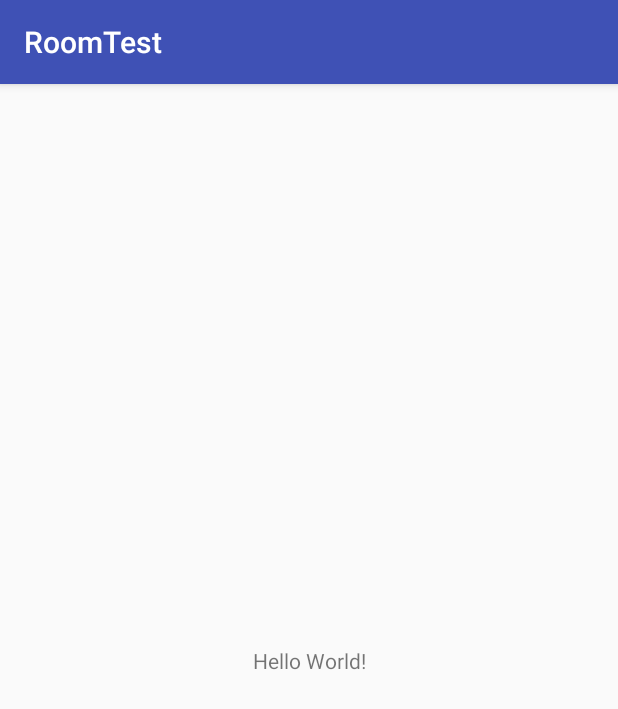
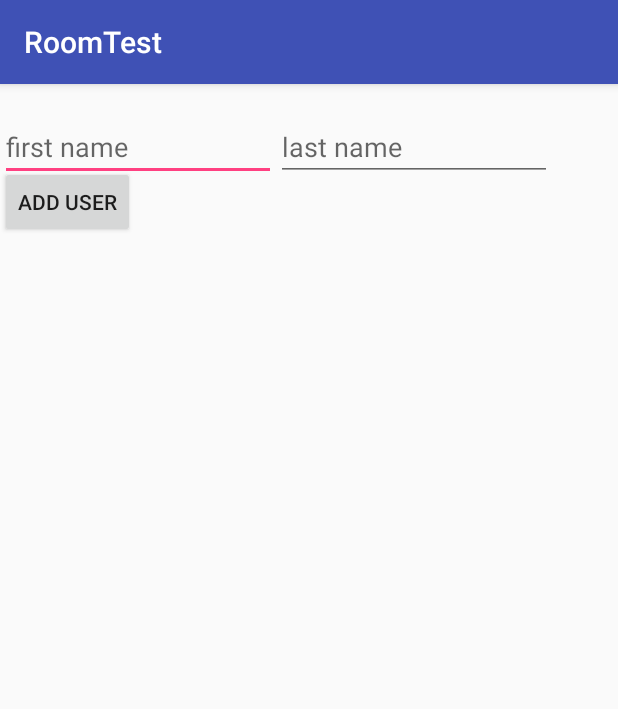
Before and after one commit to chatterton/persistence-testing, an Android app: the screen it shows after launch (MainActivity), on a phone screen of 412 x 824 dp. Shown: the top 709 px of the screen. Run offline under Robolectric (Android 15) with nearby library versions, the phone set to English and light mode, and no system bars; our stand-ins replace Dagger/Hilt's generated code, Room's generated code.

Commit message:
persist user entries using room

```diff
--- a/RoomTest/app/src/main/java/jc/testing/roomtest/persistence/RoomTestDatabase.java
+++ b/RoomTest/app/src/main/java/jc/testing/roomtest/persistence/RoomTestDatabase.java
@@ -3,7 +3,7 @@ package jc.testing.roomtest.persistence;
 import android.arch.persistence.room.Database;
 import android.arch.persistence.room.RoomDatabase;
 
-@Database(entities = { User.class }, version = 1)
+@Database(entities = { UserEntity.class }, version = 1)
 public abstract class RoomTestDatabase extends RoomDatabase {
     public abstract UserDao userDao();
 }
--- a/RoomTest/app/src/main/java/jc/testing/roomtest/persistence/UserDao.java
+++ b/RoomTest/app/src/main/java/jc/testing/roomtest/persistence/UserDao.java
@@ -9,18 +9,18 @@ import java.util.List;
 
 @Dao
 public interface UserDao {
-    @Query("SELECT * FROM user ORDER BY last_name")
-    List<User> getAll();
+    @Query("SELECT * FROM users ORDER BY last_name")
+    List<UserEntity> getAll();
 
-    @Query("SELECT * FROM user WHERE uid IN (:userIds)")
-    List<User> loadAllByIds(int[] userIds);
+    @Query("SELECT * FROM users WHERE uid IN (:userIds)")
+    List<UserEntity> loadAllByIds(int[] userIds);
 
-    @Query("SELECT * FROM user WHERE first_name LIKE :first AND last_name LIKE :last LIMIT 1")
-    User findByName(String first, String last);
+    @Query("SELECT * FROM users WHERE first_name LIKE :first AND last_name LIKE :last LIMIT 1")
+    UserEntity findByName(String first, String last);
 
     @Insert
-    void insertAll(User... users);
+    void insertAll(UserEntity... users);
 
     @Delete
-    void delete(User user);
+    void delete(UserEntity user);
 }
--- a/RoomTest/app/src/main/res/layout/activity_main.xml
+++ b/RoomTest/app/src/main/res/layout/activity_main.xml
@@ -7,12 +7,46 @@
     tools:context="jc.testing.roomtest.MainActivity">
 
     <TextView
+        android:id="@+id/main_userlist"
+        android:layout_width="368dp"
+        android:layout_height="wrap_content"
+        app:layout_constraintTop_toTopOf="parent"
+        app:layout_constraintStart_toStartOf="parent"
+        tools:layout_editor_absoluteX="0dp" />
+
+    <LinearLayout
+        app:layout_constraintTop_toBottomOf="@+id/main_userlist"
+        app:layout_constraintStart_toStartOf="parent"
+        android:layout_width="368dp"
+        android:layout_height="wrap_content"
+        tools:layout_editor_absoluteX="8dp"
+        android:id="@+id/linearLayout">
+
+        <EditText
+            android:id="@+id/main_firstname"
+            android:hint="first name"
+            android:layout_width="0px"
+            android:layout_height="wrap_content"
+            android:layout_weight="1"/>
+
+        <EditText
+            android:id="@+id/main_lastname"
+            android:hint="last name"
+            android:layout_width="0px"
+            android:layout_height="wrap_content"
+            android:layout_weight="1"/>
+
+    </LinearLayout>
+
+    <Button
+        app:layout_constraintTop_toBottomOf="@+id/linearLayout"
+        app:layout_constraintStart_toStartOf="parent"
+        android:id="@+id/main_addbutton"
+        android:text="Add User"
         android:layout_width="wrap_content"
         android:layout_height="wrap_content"
-        android:text="Hello World!"
-        app:layout_constraintBottom_toBottomOf="parent"
-        app:layout_constraintLeft_toLeftOf="parent"
-        app:layout_constraintRight_toRightOf="parent"
-        app:layout_constraintTop_toTopOf="parent" />
+        android:onClick="addButtonClicked"
+        tools:layout_editor_absoluteX="0dp"
+        android:layout_marginTop="-10dp" />
 
 </android.support.constraint.ConstraintLayout>
```
Also changed, not shown: RoomTest/app/src/main/java/jc/testing/roomtest/MainActivity.java (+30 -0 lines), RoomTest/app/src/main/java/jc/testing/roomtest/persistence/UserEntity.java (renamed from RoomTest/app/src/main/java/jc/testing/roomtest/persistence/User.java, +5 -3 lines).
